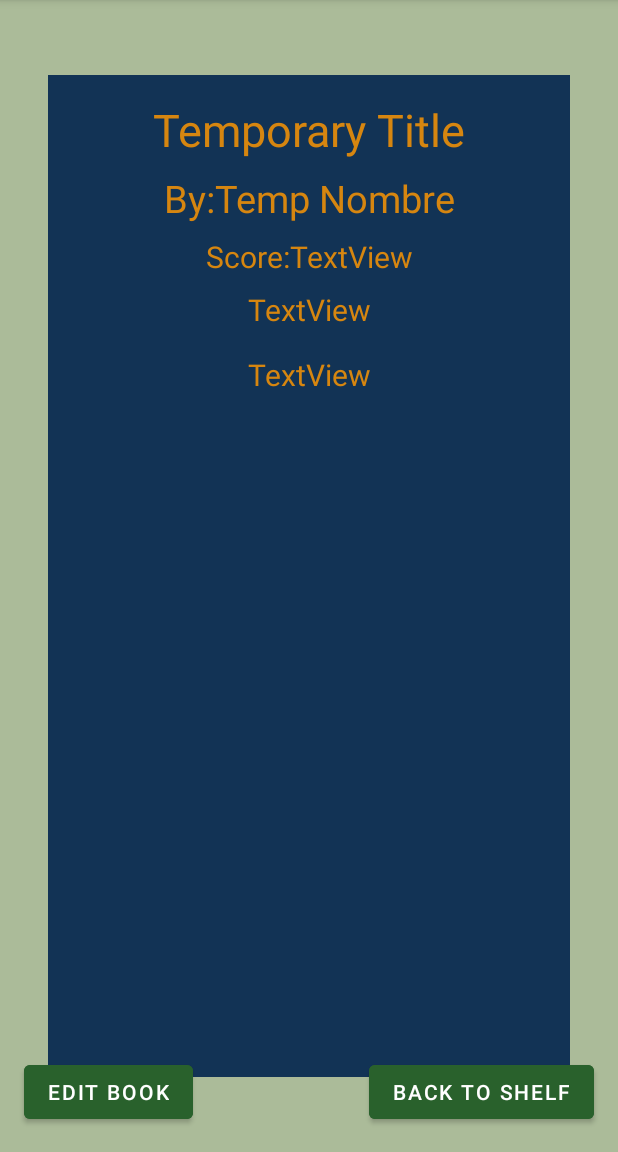
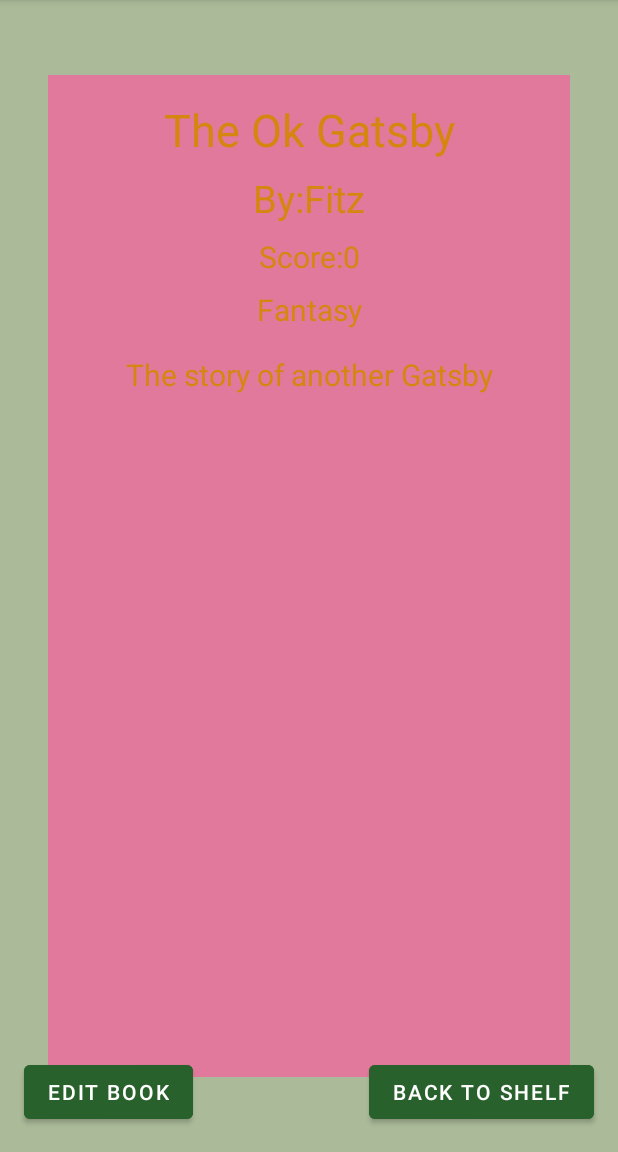
Before and after one commit to EmmaBelle13/Digital_Library, an Android app: the screen it shows after launch (MainActivity), after a tap on "The Ok Gatsby", on a phone screen of 412 x 824 dp, the part 84-1236 px from its top. Run offline under Robolectric (Android 15) with nearby library versions, the phone set to English and light mode, and no system bars; our stand-ins replace Firebase (no records; nobody signed in at launch, a user with empty details on screens opened directly).

Commit message:
operational view model still need to set up so the ui sends to the viewmodel though

```diff
--- a/app/src/main/java/com/example/digitallibrary/Book.kt
+++ b/app/src/main/java/com/example/digitallibrary/Book.kt
@@ -2,5 +2,5 @@ package com.example.digitallibrary
 
 import android.graphics.Color
 
-data class Book(var title: String, var author: String, var color: Int, var bookHeight: Int, var summary: String, var genre: String, var bookNumber: Int) {
+data class Book(var title: String, var author: String, var color: Int, var bookHeight: Int, var summary: String, var genre: String, var bookNumber: Int, var score: Int) {
 }
--- a/app/src/main/java/com/example/digitallibrary/BookInfoFragment.kt
+++ b/app/src/main/java/com/example/digitallibrary/BookInfoFragment.kt
@@ -29,6 +29,11 @@ class BookInfoFragment : Fragment() {
         viewModel.setCurrentBook(args.bookNum)
 
         binding.bookBackground.setBackgroundColor(ContextCompat.getColor(binding.bookBackground.context, viewModel.color.value ?: 0))
+        binding.titleTextInfo.text = viewModel.title.value
+        binding.bookSummary.text = viewModel.summary.value
+        binding.authorsName.text = viewModel.author.value
+        binding.genre.text = viewModel.genre.value
+        binding.score.text = viewModel.score.value.toString()
 
         binding.editButton.setOnClickListener(){
             rootView.findNavController().navigate(R.id.action_bookInfoFragment_to_customFragment)
--- a/app/src/main/java/com/example/digitallibrary/BookViewModel.kt
+++ b/app/src/main/java/com/example/digitallibrary/BookViewModel.kt
@@ -6,12 +6,12 @@ import androidx.lifecycle.ViewModel
 
 class BookViewModel: ViewModel() {
 
-    private var _books = listOf<Book>(Book("The Great Gatsby","Fitzgerald", R.color.gold,230, "The story of Gatsby", "Fantasy", 0),
-        Book("The Ok Gatsby","Fitz", R.color.pink,200, "The story of another Gatsby","Fantasy", 1),
-         Book("Shadow and Bone","Fitz", R.color.brown,200, "The story of another Gatsby","Fantasy", 2),
-         Book("How to Kill a Mockingbird","Fitz", R.color.blue,200, "The story of another Gatsby","Fantasy", 3),
-        Book("The Great Gatsby","Fitzgerald", R.color.red,230, "The story of Gatsby","Fantasy", 4),
-        Book("The Ok Gatsby","Fitz", R.color.gold,200, "The story of another Gatsby", "Fantasy", 5))
+    private var _books = listOf<Book>(Book("The Great Gatsby","Fitzgerald", R.color.gold,230, "The story of Gatsby", "Fantasy", 0, 0),
+        Book("The Ok Gatsby","Fitz", R.color.pink,200, "The story of another Gatsby","Fantasy", 1, 0),
+         Book("Shadow and Bone","Fitz", R.color.brown,200, "The story of another Gatsby","Fantasy", 2, 0),
+         Book("How to Kill a Mockingbird","Fitz", R.color.blue,200, "The story of another Gatsby","Fantasy", 3, 0),
+        Book("The Great Gatsby","Fitzgerald", R.color.red,230, "The story of Gatsby","Fantasy", 4, 0),
+        Book("The Ok Gatsby","Fitz", R.color.gold,200, "The story of another Gatsby", "Fantasy", 5, 0))
     val books: List<Book>
     //this call is necessary so that the recycler view can still be attached to the adapter in main fragment//
         get() = _books
@@ -24,7 +24,7 @@ class BookViewModel: ViewModel() {
     val author: LiveData<String>
         get() = _author
 //the probelm lies here//
-    private var _color = MutableLiveData<Int>()
+    private var _color = MutableLiveData<Int>(R.color.red)
     val color: LiveData<Int>
         get() = _color
 
@@ -54,25 +54,46 @@ class BookViewModel: ViewModel() {
     get() = _num
 
     fun setGenre( inputGenre: String){
+        _genre.value = inputGenre
        books[currentBook.value ?: 0].genre = inputGenre
     }
 
     fun setScore( num: Int){
         _score.value = num
+         books[currentBook.value ?: 0].score = num
     }
 
     fun setSummary(summaryDraft: String){
         _summary.value = summaryDraft
+         books[currentBook.value ?: 0].summary = summaryDraft
     }
 
-    fun setBookHeight(){
+    fun setBookHeight(customHeight: Int){
+        _bookHeight.value = customHeight
+        books[currentBook.value ?: 0].bookHeight = customHeight
 
     }
     fun setBookColor(bookColor: Int){
        books[currentBook.value ?: 0].color = bookColor
+           _color.value = bookColor
+    }
+    fun setTitle(title: String){
+        _title.value = title
+         books[currentBook.value ?: 0].title = title
+    }
+    fun setAuthor(author: String){
+        _author.value = author
+         books[currentBook.value ?: 0].author = author
     }
 
     fun setCurrentBook(bookNum: Int){
         _currentBook.value = bookNum
+        setTitle(books[bookNum].title)
+        setBookColor(books[bookNum].color)
+        setSummary(books[bookNum].summary)
+        setGenre(books[bookNum].genre)
+        setAuthor(books[bookNum].author)
+
     }
+
 }
```
